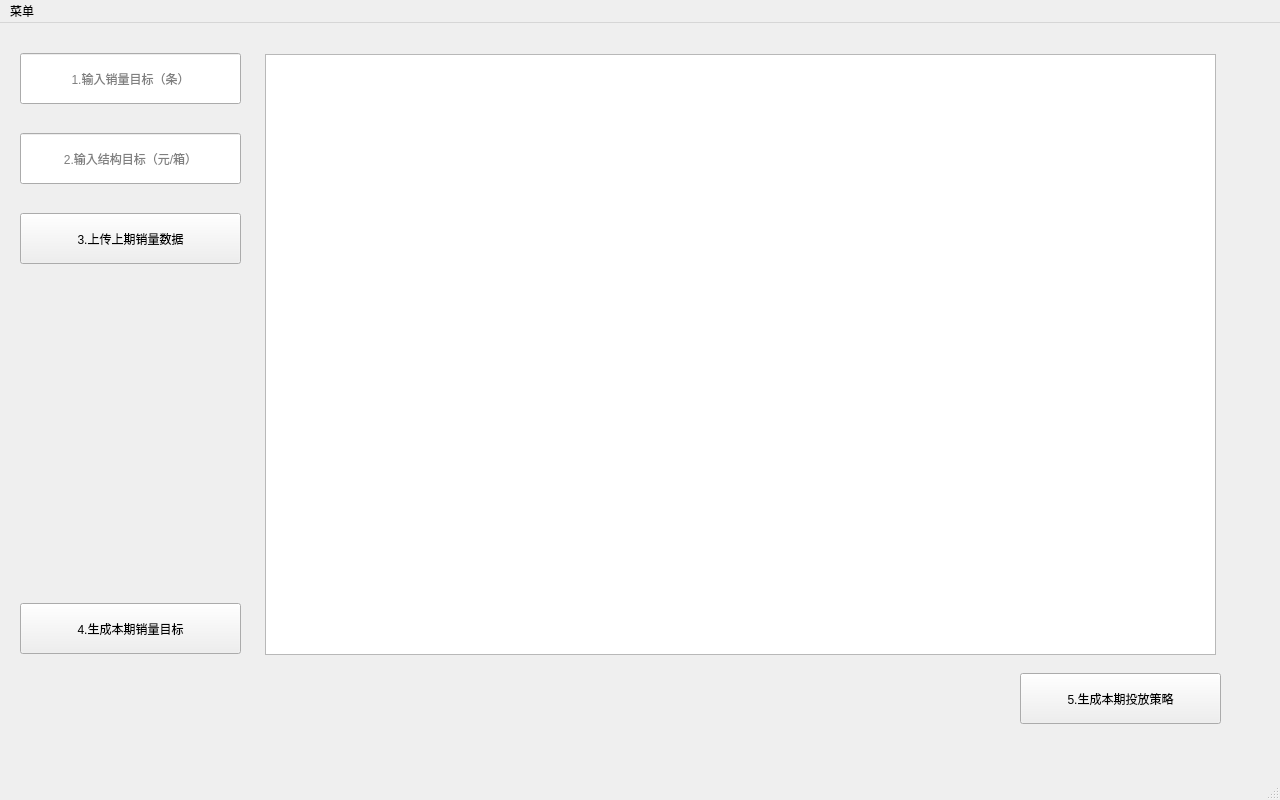
Above: UI/window.ui from qcneverrepeat/yancao before the change. Below: the same form after it.
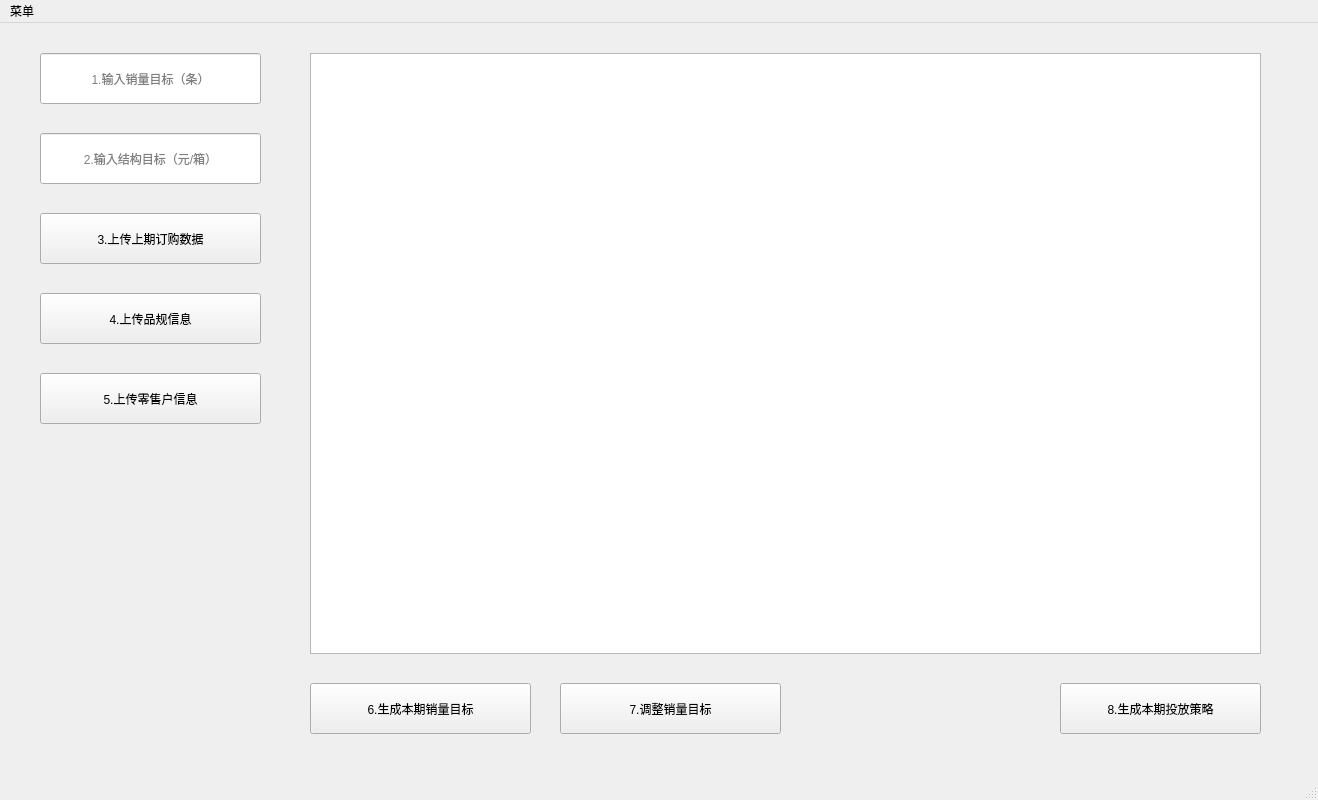
That is the form after the change.

```diff
--- a/UI/window.ui
+++ b/UI/window.ui
@@ -6,7 +6,7 @@
    <rect>
     <x>0</x>
     <y>0</y>
-    <width>1280</width>
+    <width>1318</width>
     <height>800</height>
    </rect>
   </property>
@@ -17,7 +17,7 @@
    <widget class="QPushButton" name="pushButton">
     <property name="geometry">
      <rect>
-      <x>20</x>
+      <x>40</x>
       <y>190</y>
       <width>221</width>
       <height>51</height>
@@ -27,14 +27,14 @@
      <cursorShape>PointingHandCursor</cursorShape>
     </property>
     <property name="text">
-     <string>3.上传上期销量数据</string>
+     <string>3.上传上期订购数据</string>
     </property>
    </widget>
    <widget class="QPushButton" name="pushButton_2">
     <property name="geometry">
      <rect>
-      <x>20</x>
-      <y>580</y>
+      <x>310</x>
+      <y>660</y>
       <width>221</width>
       <height>51</height>
      </rect>
@@ -43,14 +43,14 @@
      <cursorShape>PointingHandCursor</cursorShape>
     </property>
     <property name="text">
-     <string>4.生成本期销量目标</string>
+     <string>6.生成本期销量目标</string>
     </property>
    </widget>
    <widget class="QTableView" name="tableView">
     <property name="geometry">
      <rect>
-      <x>265</x>
-      <y>31</y>
+      <x>310</x>
+      <y>30</y>
       <width>951</width>
       <height>601</height>
      </rect>
@@ -59,7 +59,7 @@
    <widget class="QLineEdit" name="lineEdit">
     <property name="geometry">
      <rect>
-      <x>20</x>
+      <x>40</x>
       <y>110</y>
       <width>221</width>
       <height>51</height>
@@ -78,7 +78,7 @@
    <widget class="QLineEdit" name="lineEdit_2">
     <property name="geometry">
      <rect>
-      <x>20</x>
+      <x>40</x>
       <y>30</y>
       <width>221</width>
       <height>51</height>
@@ -100,8 +100,8 @@
    <widget class="QPushButton" name="pushButton_3">
     <property name="geometry">
      <rect>
-      <x>1020</x>
-      <y>650</y>
+      <x>1060</x>
+      <y>660</y>
       <width>201</width>
       <height>51</height>
      </rect>
@@ -110,7 +110,55 @@
      <cursorShape>PointingHandCursor</cursorShape>
     </property>
     <property name="text">
-     <string>5.生成本期投放策略</string>
+     <string>8.生成本期投放策略</string>
+    </property>
+   </widget>
+   <widget class="QPushButton" name="data_item">
+    <property name="geometry">
+     <rect>
+      <x>40</x>
+      <y>270</y>
+      <width>221</width>
+      <height>51</height>
+     </rect>
+    </property>
+    <property name="cursor">
+     <cursorShape>PointingHandCursor</cursorShape>
+    </property>
+    <property name="text">
+     <string>4.上传品规信息</string>
+    </property>
+   </widget>
+   <widget class="QPushButton" name="data_cust">
+    <property name="geometry">
+     <rect>
+      <x>40</x>
+      <y>350</y>
+      <width>221</width>
+      <height>51</height>
+     </rect>
+    </property>
+    <property name="cursor">
+     <cursorShape>PointingHandCursor</cursorShape>
+    </property>
+    <property name="text">
+     <string>5.上传零售户信息</string>
+    </property>
+   </widget>
+   <widget class="QPushButton" name="operation_2">
+    <property name="geometry">
+     <rect>
+      <x>560</x>
+      <y>660</y>
+      <width>221</width>
+      <height>51</height>
+     </rect>
+    </property>
+    <property name="cursor">
+     <cursorShape>PointingHandCursor</cursorShape>
+    </property>
+    <property name="text">
+     <string>7.调整销量目标</string>
     </property>
    </widget>
   </widget>
@@ -119,7 +167,7 @@
     <rect>
      <x>0</x>
      <y>0</y>
-     <width>1280</width>
+     <width>1318</width>
      <height>18</height>
     </rect>
    </property>
```
Left out of the diff: 27 changed lines with no effect on the pictures.
